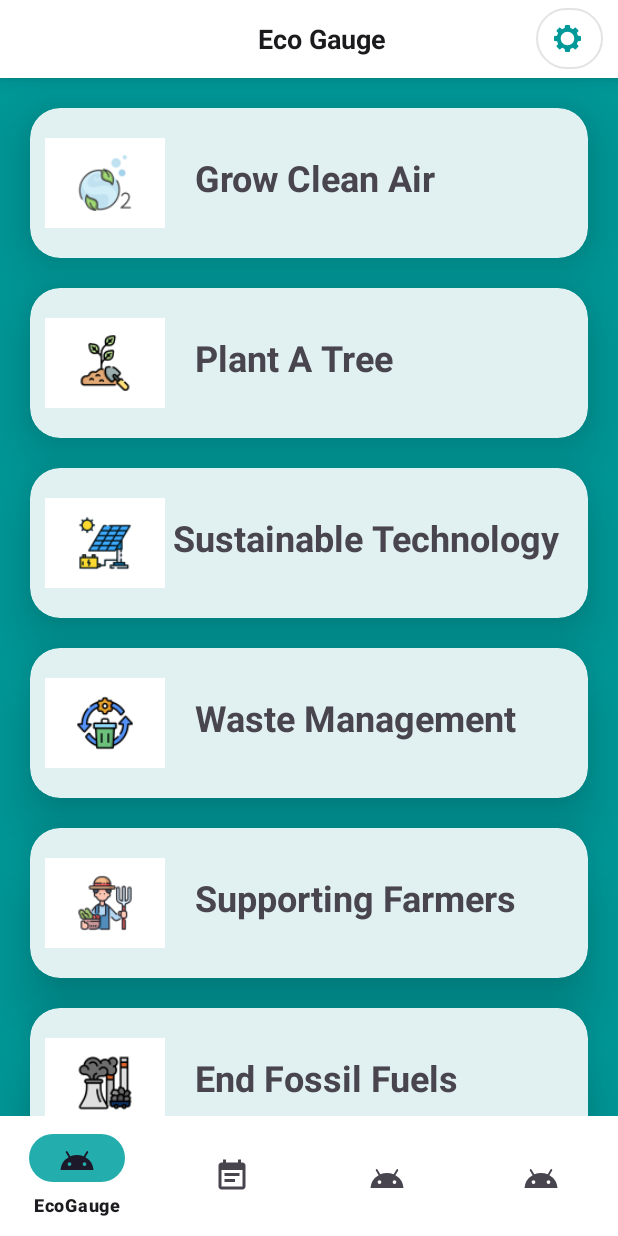
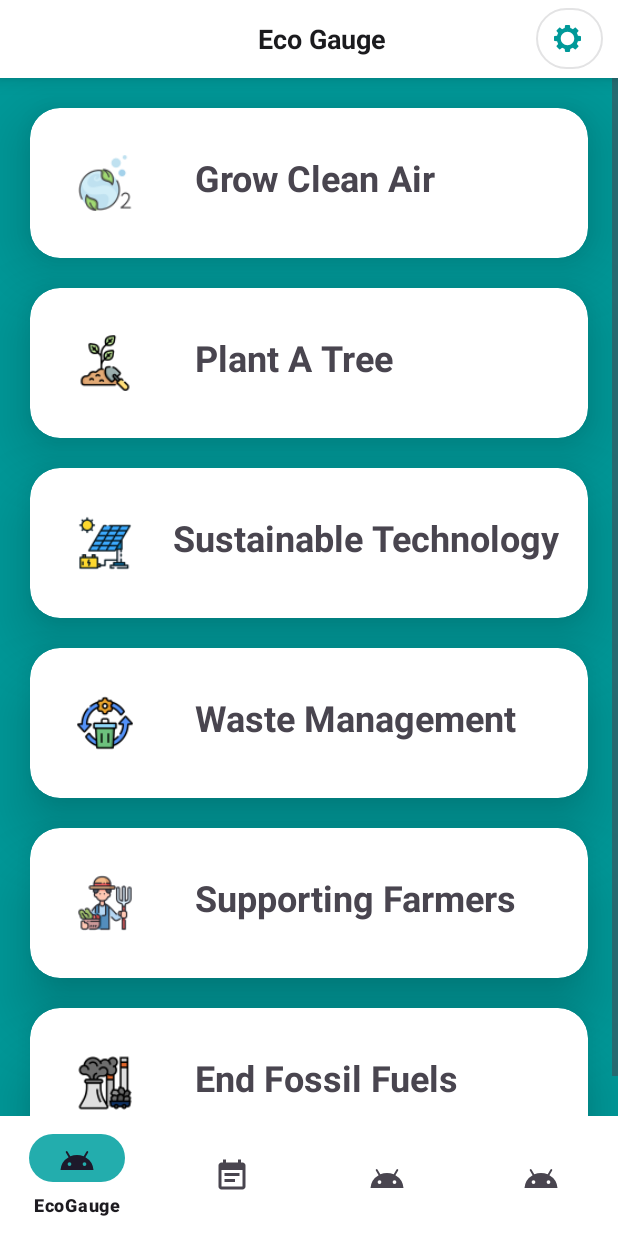
Before and after one commit to A-Skvortsov/Planetze, an Android app: the fragment EcoBalanceDestinationFragment placed in its activity, on a phone screen of 412 x 824 dp. Run offline under Robolectric (Android 15) with nearby library versions, the phone set to English and light mode, and no system bars; our stand-ins replace Firebase (no records; nobody signed in at launch, a user with empty details on screens opened directly), navigation-ui; libraries missing offline, so code that uses them is left out: com.github.mikephil.charting, com.opencsv, com.opencsv.exceptions; Roboto replaces fonts that are not available here; 6 statements that could not run were skipped.

Commit message:
fix UI for entry page for project lists

```diff
--- a/app/src/main/res/layout/fragment_eco_balance_destination_.xml
+++ b/app/src/main/res/layout/fragment_eco_balance_destination_.xml
@@ -5,6 +5,12 @@
     android:layout_width="match_parent"
     android:layout_height="match_parent"
     tools:context=".EcoBalanceDestinationFragment">
+    <ScrollView
+        android:layout_width="match_parent"
+        android:layout_height="wrap_content"
+        android:orientation="vertical"
+        android:fillViewport="true">
+
 
     <LinearLayout
         xmlns:app="http://schemas.android.com/apk/res-auto"
@@ -25,7 +31,7 @@
             android:layout_marginTop="20dp"
             app:cardCornerRadius="20dp"
             app:cardElevation="25dp"
-            app:cardBackgroundColor="#E1F1F1">
+            >
 
 
             <RelativeLayout
@@ -75,7 +81,7 @@
             android:layout_marginTop="20dp"
             app:cardCornerRadius="20dp"
             app:cardElevation="25dp"
-            app:cardBackgroundColor="#E1F1F1">
+            >
 
 
             <RelativeLayout
@@ -124,7 +130,7 @@
             android:layout_marginTop="20dp"
             app:cardCornerRadius="20dp"
             app:cardElevation="25dp"
-            app:cardBackgroundColor="#E1F1F1">
+            >
 
 
             <RelativeLayout
@@ -173,7 +179,7 @@
             android:layout_marginTop="20dp"
             app:cardCornerRadius="20dp"
             app:cardElevation="25dp"
-            app:cardBackgroundColor="#E1F1F1">
+            >
 
 
             <RelativeLayout
@@ -222,7 +228,7 @@
             android:layout_marginTop="20dp"
             app:cardCornerRadius="20dp"
             app:cardElevation="25dp"
-            app:cardBackgroundColor="#E1F1F1">
+            >
 
 
             <RelativeLayout
@@ -269,7 +275,7 @@
         android:layout_marginTop="20dp"
         app:cardCornerRadius="20dp"
         app:cardElevation="25dp"
-        app:cardBackgroundColor="#E1F1F1">
+        >
 
 
         <RelativeLayout
@@ -306,5 +312,6 @@
     </androidx.cardview.widget.CardView>
 
     </LinearLayout>
+    </ScrollView>
 
 </FrameLayout>
```
